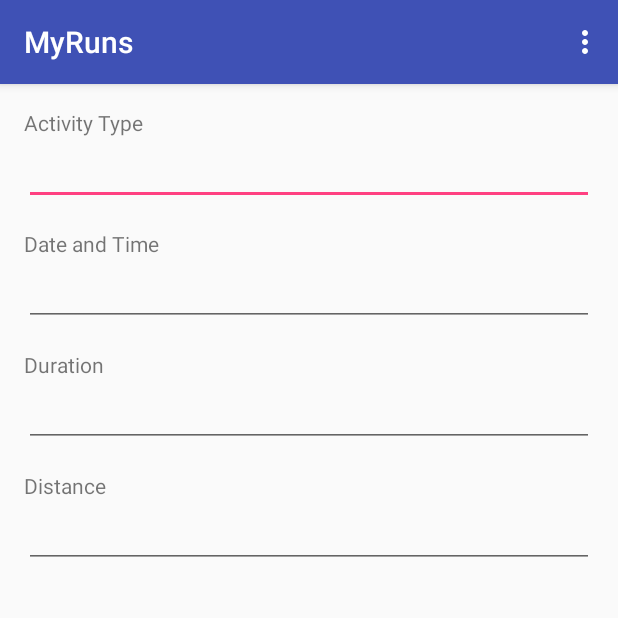
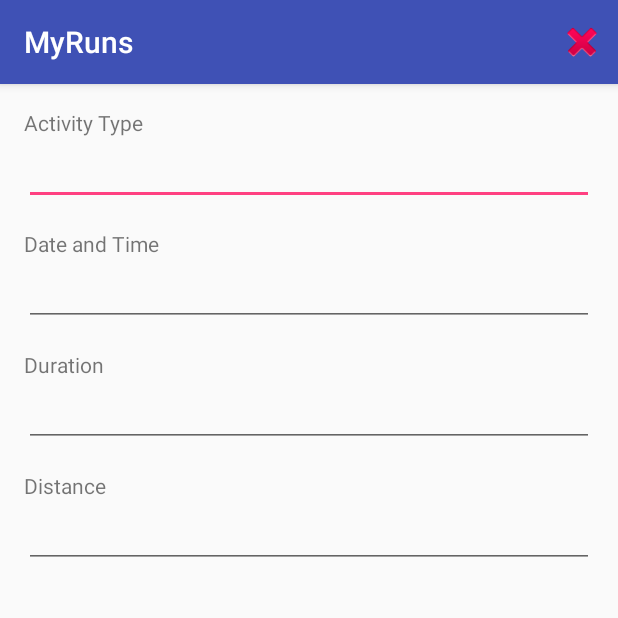
Before and after one commit to andela-asolomon/MyRuns, an Android app: the EntryDetails screen opened directly, with no data from a screen before it, on a phone screen of 412 x 824 dp, the top half of it. Run offline under Robolectric (Android 15) with nearby library versions, the phone set to English and light mode, and no system bars; 4 statements that could not run were skipped.

Commit message:
deleting a single entry from details entry

```diff
--- a/app/src/main/java/com/example/ayoolasolomon/myruns/EntryDetails.java
+++ b/app/src/main/java/com/example/ayoolasolomon/myruns/EntryDetails.java
@@ -6,17 +6,29 @@
 import android.view.MenuItem;
 import android.widget.EditText;
 import android.widget.TextView;
+import android.widget.Toast;
+
+import java.sql.SQLException;
 
 public class EntryDetails extends AppCompatActivity {
 
   private EditText mActivityTypeEdit, mDateTimeEdit, mDurationEdit, mDistanceEdit;
+  private ExerciseEntry mDetails;
+  private ExercisesDataSource dataSource;
 
   @Override
   protected void onCreate(Bundle savedInstanceState) {
     super.onCreate(savedInstanceState);
     setContentView(R.layout.activity_entry_details);
 
-    ExerciseEntry mDetails = (ExerciseEntry) getIntent().getSerializableExtra("DETAILS");
+    mDetails = (ExerciseEntry) getIntent().getSerializableExtra("DETAILS");
+    dataSource = new ExercisesDataSource(this);
+
+    try {
+      dataSource.open();
+    } catch (SQLException e) {
+      e.printStackTrace();
+    }
     setUpUI(mDetails);
   }
 
@@ -47,7 +59,9 @@
     int id = item.getItemId();
 
     //noinspection SimplifiableIfStatement
-    if (id == R.id.action_settings) {
+    if (id == R.id.delete) {
+      dataSource.removeEntry(mDetails.getId());
+      finish();
       return true;
     }
 
--- a/app/src/main/res/menu/menu_entry_details.xml
+++ b/app/src/main/res/menu/menu_entry_details.xml
@@ -2,8 +2,14 @@
       xmlns:app="http://schemas.android.com/apk/res-auto"
       xmlns:tools="http://schemas.android.com/tools"
       tools:context="com.example.ayoolasolomon.myruns.EntryDetails">
-    <item android:id="@+id/action_settings"
-          android:title="@string/action_settings"
-          android:orderInCategory="100"
-          app:showAsAction="never"/>
+
+    <!--<item android:id="@+id/action_settings"-->
+          <!--android:title="@string/action_settings"-->
+          <!--android:orderInCategory="100"-->
+          <!--app:showAsAction="never"/>-->
+
+    <item android:id="@+id/delete"
+          android:title="Delete"
+          android:icon="@android:drawable/ic_delete"
+          app:showAsAction="always" />
 </menu>
```
Also changed, not shown: app/src/main/java/com/example/ayoolasolomon/myruns/ExercisesDataSource.java (+6 -24 lines).
